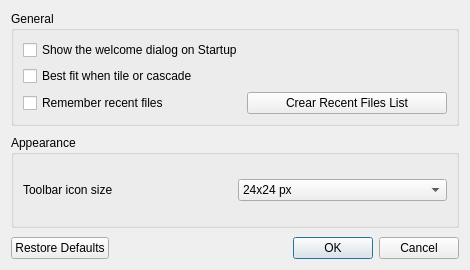
Above: preferencesWindow.ui from dawn0123/image_feature_detector before the change. Below: the same form after it.
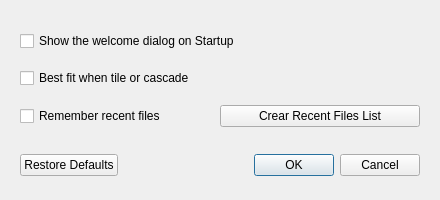
That is the form after the change. Icons and pictures are not drawn.

Commit message: Several changes: - CMakeLists fixed and updated to work with Qt5. - Now all 4 features works, and using Mat instead of CvMat/IplImage. - General GUI refactoring. - General code refactoring.

The edit to the form file:
```diff
--- a/preferencesWindow.ui
+++ b/preferencesWindow.ui
@@ -9,8 +9,8 @@
    <rect>
     <x>0</x>
     <y>0</y>
-    <width>470</width>
-    <height>270</height>
+    <width>440</width>
+    <height>200</height>
    </rect>
   </property>
   <property name="sizePolicy">
@@ -21,14 +21,14 @@
   </property>
   <property name="minimumSize">
    <size>
-    <width>470</width>
-    <height>270</height>
+    <width>400</width>
+    <height>200</height>
    </size>
   </property>
   <property name="maximumSize">
    <size>
     <width>470</width>
-    <height>270</height>
+    <height>200</height>
    </size>
   </property>
   <property name="focusPolicy">
@@ -41,21 +41,15 @@
    <bool>true</bool>
   </property>
   <layout class="QVBoxLayout" name="verticalLayout">
-   <property name="spacing">
-    <number>9</number>
+   <property name="leftMargin">
+    <number>20</number>
    </property>
-   <item>
-    <widget class="QGroupBox" name="groupBox">
-     <property name="sizePolicy">
-      <sizepolicy hsizetype="Preferred" vsizetype="Minimum">
-       <horstretch>0</horstretch>
-       <verstretch>0</verstretch>
-      </sizepolicy>
-     </property>
-     <property name="title">
-      <string>General</string>
-     </property>
-     <layout class="QVBoxLayout" name="verticalLayout_5">
+   <property name="topMargin">
+    <number>20</number>
+   </property>
+   <property name="rightMargin">
+    <number>20</number>
+   </property>
       <item>
        <widget class="QCheckBox" name="myCheckBoxStartupDialog">
         <property name="sizePolicy">
@@ -84,6 +78,9 @@
       </item>
       <item>
        <layout class="QHBoxLayout" name="horizontalLayout_2">
+     <property name="bottomMargin">
+      <number>10</number>
+     </property>
         <item>
          <widget class="QCheckBox" name="myCheckBoxRecentFiles">
           <property name="sizePolicy">
@@ -143,63 +140,6 @@
          </widget>
         </item>
        </layout>
-      </item>
-     </layout>
-     <zorder>myCheckBoxStartupDialog</zorder>
-     <zorder>myCheckBoxBestFit</zorder>
-     <zorder></zorder>
-    </widget>
-   </item>
-   <item>
-    <widget class="QGroupBox" name="groupBox_2">
-     <property name="sizePolicy">
-      <sizepolicy hsizetype="Preferred" vsizetype="Minimum">
-       <horstretch>0</horstretch>
-       <verstretch>0</verstretch>
-      </sizepolicy>
-     </property>
-     <property name="title">
-      <string>Appearance</string>
-     </property>
-     <layout class="QVBoxLayout" name="verticalLayout_2">
-      <property name="sizeConstraint">
-       <enum>QLayout::SetMinimumSize</enum>
-      </property>
-      <item>
-       <layout class="QHBoxLayout" name="horizontalLayout">
-        <property name="sizeConstraint">
-         <enum>QLayout::SetMinimumSize</enum>
-        </property>
-        <item>
-         <widget class="QLabel" name="label">
-          <property name="text">
-           <string>Toolbar icon size</string>
-          </property>
-         </widget>
-        </item>
-        <item>
-         <widget class="QComboBox" name="myComboBoxToolbarIconSize">
-          <item>
-           <property name="text">
-            <string>24x24 px</string>
-           </property>
-          </item>
-          <item>
-           <property name="text">
-            <string>32x32 px</string>
-           </property>
-          </item>
-          <item>
-           <property name="text">
-            <string>48x48 px</string>
-           </property>
-          </item>
-         </widget>
-        </item>
-       </layout>
-      </item>
-     </layout>
-    </widget>
    </item>
    <item>
     <widget class="QDialogButtonBox" name="myButtonBox">
```
Lines whose indentation alone changed are shown as unchanged. The commit also changes 27 other files.
